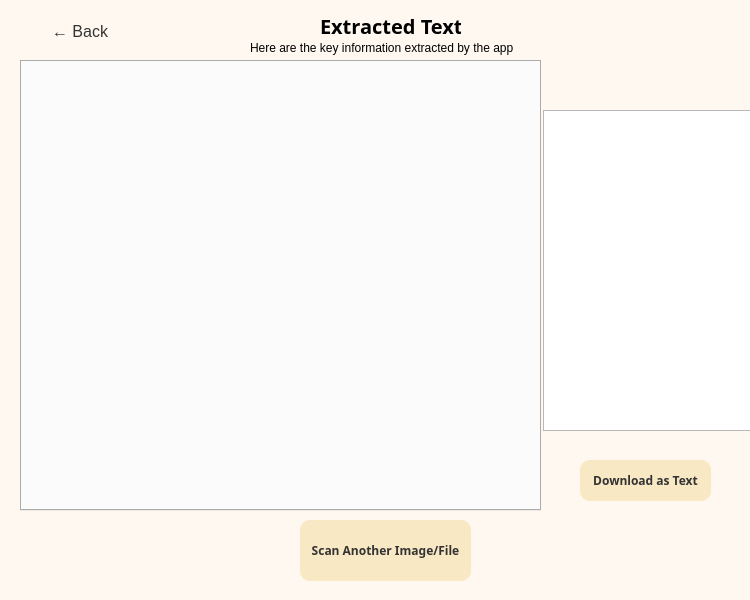
Old version of the form OCR-main/IDscanner/IDscanner - Copy.ui in the repository renzsyo/OCR.
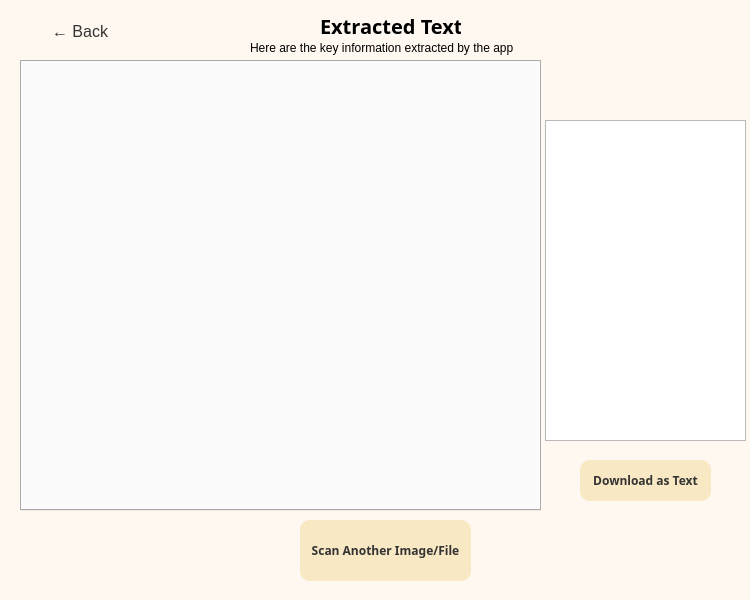
New version of the form. The open tabs and pages were chosen to show the change. Icons and pictures are not drawn.

Patch:
```diff
--- a/OCR-main/IDscanner/IDscanner - Copy.ui
+++ b/OCR-main/IDscanner/IDscanner - Copy.ui
@@ -722,9 +722,9 @@
      <widget class="QPlainTextEdit" name="resultbox">
       <property name="geometry">
        <rect>
-        <x>533</x>
-        <y>110</y>
-        <width>221</width>
+        <x>535</x>
+        <y>120</y>
+        <width>201</width>
         <height>321</height>
        </rect>
       </property>
```
Left out of the diff: 2 changed lines with no effect on the pictures.
